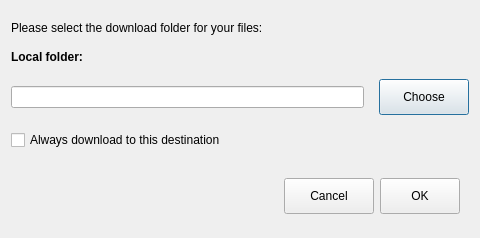
The window that src/MEGASync/gui/ui/DownloadFromMegaDialog.ui (meganz/MEGAsync) describes before a commit, drawn with Qt 5.
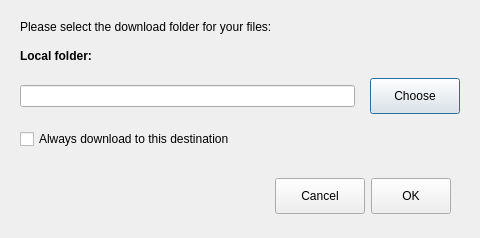
The same window after the commit.

Commit message: SNC-4972 : Add style from settings to all dialogs.

Diff of the .ui file:
```diff
--- a/src/MEGASync/gui/ui/DownloadFromMegaDialog.ui
+++ b/src/MEGASync/gui/ui/DownloadFromMegaDialog.ui
@@ -41,6 +41,18 @@
    <property name="spacing">
     <number>15</number>
    </property>
+   <property name="leftMargin">
+    <number>20</number>
+   </property>
+   <property name="topMargin">
+    <number>10</number>
+   </property>
+   <property name="rightMargin">
+    <number>20</number>
+   </property>
+   <property name="bottomMargin">
+    <number>10</number>
+   </property>
    <item>
     <widget class="QLabel" name="infoLabel">
      <property name="minimumSize">
```
Left out of the diff: 4 changed lines with no effect on the pictures. The commit also changes 4 other files.
